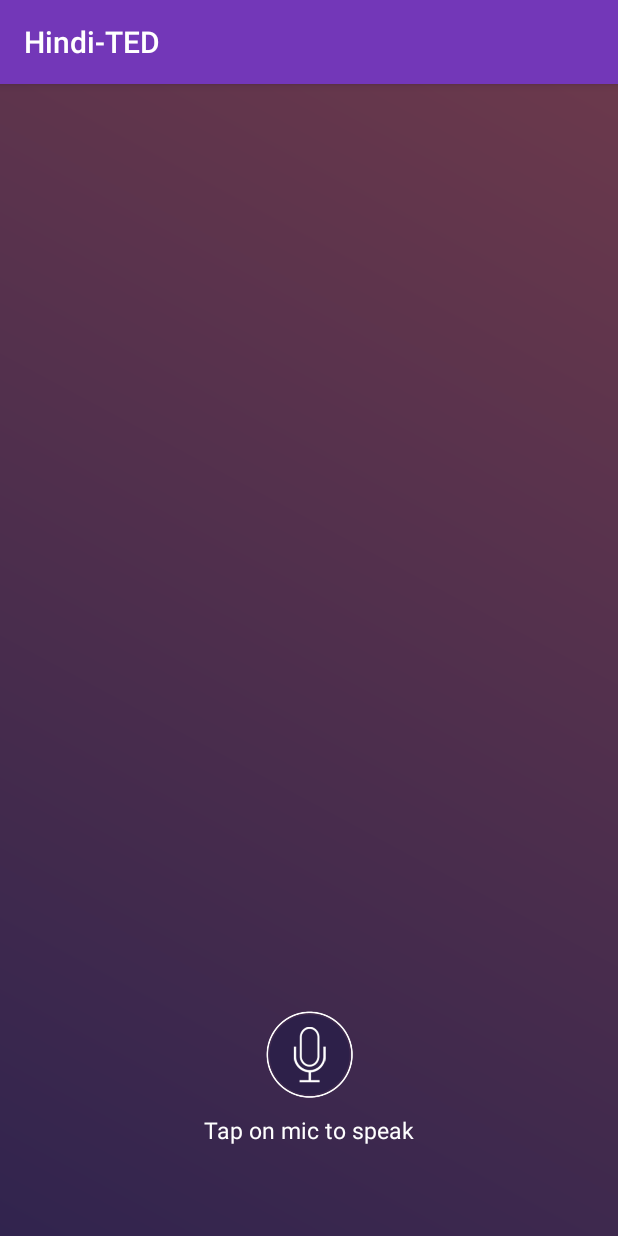
After one commit to abhishekBhartiProjects/Hindi-TED, an Android app: the VoiceToTextActivity screen opened directly, with no data from a screen before it, on a phone screen of 412 x 824 dp. The commit adds this screen. Run offline under Robolectric (Android 15) with nearby library versions, the phone set to English and light mode, and no system bars.

Commit message:
Voice to text support added

```diff
--- a/app/src/main/AndroidManifest.xml
+++ b/app/src/main/AndroidManifest.xml
@@ -9,7 +9,8 @@
         android:roundIcon="@mipmap/ic_launcher_round"
         android:supportsRtl="true"
         android:theme="@style/AppTheme">
-        <activity android:name=".DictionaryActivity"></activity>
+        <activity android:name=".voiceToText.VoiceToTextActivity"></activity>
+        <activity android:name=".DictionaryActivity" />
         <activity android:name=".SearchResultActivity" />
         <activity android:name=".MainActivity">
             <intent-filter>
--- a/app/src/main/java/io/github/abhishekbhartiprojects/hindi_ted/MainActivity.kt
+++ b/app/src/main/java/io/github/abhishekbhartiprojects/hindi_ted/MainActivity.kt
@@ -2,6 +2,7 @@ package io.github.abhishekbhartiprojects.hindi_ted
 
 import android.support.v7.app.AppCompatActivity
 import android.os.Bundle
+import io.github.abhishekbhartiprojects.hindi_ted.voiceToText.VoiceToTextActivity
 import kotlinx.android.synthetic.main.activity_main.*
 
 class MainActivity : AppCompatActivity() {
@@ -17,5 +18,9 @@ class MainActivity : AppCompatActivity() {
         layout_hin_search_ll.setOnClickListener {
             SearchResultActivity.start(this)
         }
+
+        layout_hin_eng_ll.setOnClickListener {
+            VoiceToTextActivity.Companion.start(this)
+        }
     }
 }
--- /dev/null
+++ b/app/src/main/java/io/github/abhishekbhartiprojects/hindi_ted/voiceToText/VoiceToTextActivity.kt
@@ -0,0 +1,110 @@
+package io.github.abhishekbhartiprojects.hindi_ted.voiceToText
+
+import android.app.Activity
+import android.content.ActivityNotFoundException
+import android.content.Context
+import android.content.Intent
+import android.support.v7.app.AppCompatActivity
+import android.os.Bundle
+import android.speech.RecognizerIntent
+import android.view.View
+import android.widget.ImageButton
+import android.widget.TextView
+import android.widget.Toast
+import io.github.abhishekbhartiprojects.hindi_ted.R
+import java.util.*
+import io.github.abhishekbhartiprojects.hindi_ted.SearchResultActivity
+import kotlinx.android.synthetic.main.activity_voice_to_text.*
+
+
+class VoiceToTextActivity : AppCompatActivity() {
+
+    private var txtSpeechInput: TextView? = null
+    private val REQ_CODE_SPEECH_INPUT = 100
+
+    companion object {
+        fun start(context: Context) {
+            val intent = Intent(context, VoiceToTextActivity::class.java)
+            context.startActivity(intent)
+        }
+    }
+
+    override fun onCreate(savedInstanceState: Bundle?) {
+        super.onCreate(savedInstanceState)
+        setContentView(io.github.abhishekbhartiprojects.hindi_ted.R.layout.activity_voice_to_text)
+
+        initView()
+        initClickListeners()
+
+        txtSpeechInput = findViewById(io.github.abhishekbhartiprojects.hindi_ted.R.id.txtSpeechInput) as TextView
+
+        // hide the action bar
+        if (actionBar != null) {
+            actionBar!!.hide()
+        }
+
+    }
+
+    private fun initView(){
+
+    }
+
+    private fun initClickListeners() {
+        btnSpeak.setOnClickListener(View.OnClickListener { promptSpeechInput() })
+
+        search_btn.setOnClickListener {
+            if(txtSpeechInput != null && txtSpeechInput!!.text.isNotEmpty()){
+                SearchResultActivity.start(this, txtSpeechInput!!.text.toString())
+            } else {
+                Toast.makeText(this, "No Query Found!", Toast.LENGTH_SHORT).show()
+            }
+        }
+    }
+
+    /**
+     * Showing google speech input dialog
+     */
+    private fun promptSpeechInput() {
+        val intent = Intent(RecognizerIntent.ACTION_RECOGNIZE_SPEECH)
+        intent.putExtra(
+            RecognizerIntent.EXTRA_LANGUAGE_MODEL,
+            RecognizerIntent.LANGUAGE_MODEL_FREE_FORM
+        )
+        intent.putExtra(RecognizerIntent.EXTRA_LANGUAGE, Locale.getDefault())
+        intent.putExtra(
+            RecognizerIntent.EXTRA_PROMPT,
+            getString(io.github.abhishekbhartiprojects.hindi_ted.R.string.speech_prompt)
+        )
+        try {
+            startActivityForResult(intent, REQ_CODE_SPEECH_INPUT)
+        } catch (a: ActivityNotFoundException) {
+            Toast.makeText(
+                applicationContext,
+                getString(io.github.abhishekbhartiprojects.hindi_ted.R.string.speech_not_supported),
+                Toast.LENGTH_SHORT
+            ).show()
+        }
+
+    }
+
+    /**
+     * Receiving speech input
+     */
+    override fun onActivityResult(requestCode: Int, resultCode: Int, data: Intent?) {
+        super.onActivityResult(requestCode, resultCode, data)
+
+        when (requestCode) {
+            REQ_CODE_SPEECH_INPUT -> {
+                if (resultCode == Activity.RESULT_OK && null != data) {
+
+                    val result = data
+                        .getStringArrayListExtra(RecognizerIntent.EXTRA_RESULTS)
+                    if(txtSpeechInput != null){
+                        txtSpeechInput!!.text = result[0]
+                        search_btn.visibility = View.VISIBLE
+                    }
+                }
+            }
+        }
+    }
+}
--- /dev/null
+++ b/app/src/main/res/drawable/bg_gradient_maroon_brown.xml
@@ -0,0 +1,10 @@
+<?xml version="1.0" encoding="utf-8"?>
+<shape xmlns:android="http://schemas.android.com/apk/res/android"
+    android:shape="rectangle" >
+
+    <gradient
+        android:angle="45"
+        android:endColor="@color/bg_gradient_end"
+        android:startColor="@color/bg_gradient_start"
+        android:type="linear" />
+</shape>
--- /dev/null
+++ b/app/src/main/res/layout/activity_voice_to_text.xml
@@ -0,0 +1,70 @@
+<?xml version="1.0" encoding="utf-8"?>
+<android.support.constraint.ConstraintLayout xmlns:android="http://schemas.android.com/apk/res/android"
+    xmlns:app="http://schemas.android.com/apk/res-auto"
+    xmlns:tools="http://schemas.android.com/tools"
+    android:layout_width="match_parent"
+    android:layout_height="match_parent"
+    android:background="@drawable/bg_gradient_maroon_brown"
+    tools:context=".voiceToText.VoiceToTextActivity">
+
+    <TextView
+        android:id="@+id/txtSpeechInput"
+        android:layout_width="wrap_content"
+        android:layout_height="wrap_content"
+        android:layout_alignParentTop="true"
+        android:layout_centerHorizontal="true"
+        android:layout_marginTop="100dp"
+        android:textColor="@color/white"
+        android:textSize="26dp"
+        android:text=""
+        app:layout_constraintTop_toTopOf="parent"
+        app:layout_constraintStart_toStartOf="parent"
+        app:layout_constraintEnd_toEndOf="parent"
+        android:textStyle="normal" />
+
+    <Button
+        android:id="@+id/search_btn"
+        android:layout_width="wrap_content"
+        android:layout_height="wrap_content"
+        android:text="Search"
+        android:paddingLeft="50dp"
+        android:paddingRight="50dp"
+        android:layout_marginTop="100dp"
+        android:background="@color/white"
+        android:textColor="@color/bg_gradient_start"
+        app:layout_constraintStart_toStartOf="parent"
+        app:layout_constraintEnd_toEndOf="parent"
+        app:layout_constraintTop_toBottomOf="@+id/txtSpeechInput"
+        android:visibility="gone"/>
+
+    <LinearLayout
+        android:layout_width="wrap_content"
+        android:layout_height="wrap_content"
+        android:layout_alignParentBottom="true"
+        android:layout_centerHorizontal="true"
+        android:layout_marginBottom="60dp"
+        android:gravity="center"
+        app:layout_constraintBottom_toBottomOf="parent"
+        app:layout_constraintStart_toStartOf="parent"
+        app:layout_constraintEnd_toEndOf="parent"
+        android:orientation="vertical" >
+
+        <ImageButton
+            android:id="@+id/btnSpeak"
+            android:layout_width="60dp"
+            android:layout_height="60dp"
+            android:background="@null"
+            android:scaleType="fitCenter"
+            android:src="@drawable/ico_mic"/>
+
+        <TextView
+            android:layout_width="wrap_content"
+            android:layout_height="wrap_content"
+            android:layout_marginTop="10dp"
+            android:text="@string/tap_on_mic"
+            android:textColor="@color/white"
+            android:textSize="15dp"
+            android:textStyle="normal" />
+    </LinearLayout>
+
+</android.support.constraint.ConstraintLayout>
--- a/app/src/main/res/layout/item_word_english.xml
+++ b/app/src/main/res/layout/item_word_english.xml
@@ -18,7 +18,7 @@
             android:id="@+id/english_word_heading_tv"
             android:layout_width="wrap_content"
             android:layout_height="wrap_content"
-            android:text="English Word"
+            android:text="Equivalent English Word :"
             android:layout_marginStart="20dp"
             android:textColor="@color/colorAccent"
             app:layout_constraintTop_toTopOf="parent"
--- a/app/src/main/res/values/colors.xml
+++ b/app/src/main/res/values/colors.xml
@@ -6,4 +6,6 @@
     <color name="purple">#800080</color>
     <color name="purple_dark">#622e9e</color>
     <color name="white">#FFFFFF</color>
+    <color name="bg_gradient_start">#31244e</color>
+    <color name="bg_gradient_end">#6b394c</color>
 </resources>
--- a/app/src/main/res/values/strings.xml
+++ b/app/src/main/res/values/strings.xml
@@ -1,3 +1,6 @@
 <resources>
     <string name="app_name">Hindi-TED</string>
+    <string name="tap_on_mic">Tap on mic to speak</string>
+    <string name="speech_prompt">Say something&#8230;</string>
+    <string name="speech_not_supported">Sorry! Your device doesn\'t support speech input</string>
 </resources>
```
Also changed, not shown: app/src/main/java/io/github/abhishekbhartiprojects/hindi_ted/DummyResponse.kt (+4 -4 lines), app/src/main/res/drawable/ico_mic.png (added).
